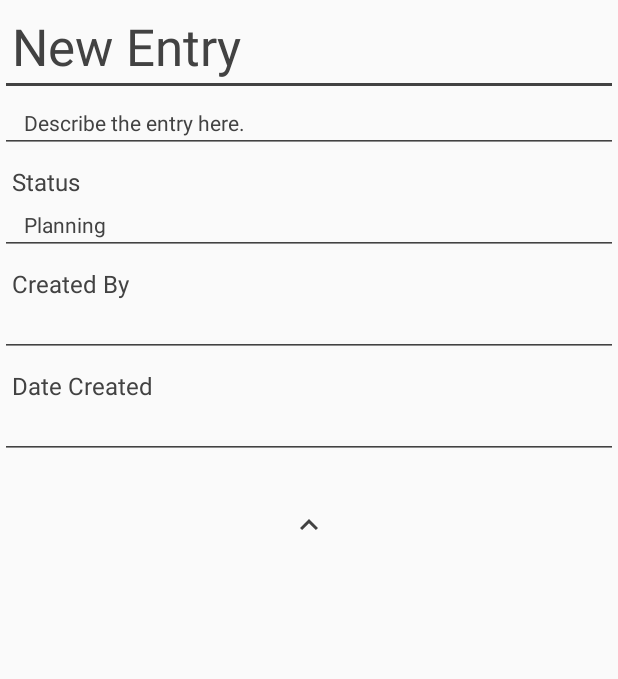
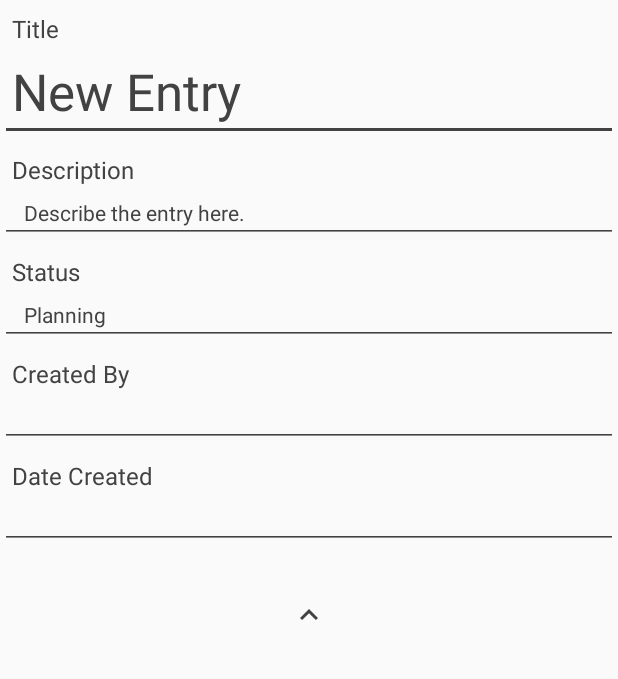
Before and after one commit to uuupah/my_any_list, an Android app: the ContentActivity screen opened directly, with no data from a screen before it, on a phone screen of 412 x 824 dp, the part 384-1063 px from its top. Run offline under Robolectric (Android 15) with nearby library versions, the phone set to English and light mode, and no system bars.

Commit message:
complete basic functionality for creating and editing entries

```diff
--- a/app/build.gradle
+++ b/app/build.gradle
@@ -32,7 +32,4 @@ dependencies {
 
     //noinspection GradleCompatible
     implementation "com.android.support:design:28.0.0" // this should probably be updated
-
-//    implementation "com.google.android.material:material:1.2.0-alpha03"
-//    implementation "androidx.coordinatorlayout:coordinatorlayout:1.1.0"
 }
--- a/app/src/main/java/com/example/android/myanylist/ContentActivity.java
+++ b/app/src/main/java/com/example/android/myanylist/ContentActivity.java
@@ -1,14 +1,20 @@
 package com.example.android.myanylist;
 
+import androidx.annotation.NonNull;
 import androidx.appcompat.app.AppCompatActivity;
 import androidx.appcompat.widget.Toolbar;
 
+import android.app.Activity;
 import android.os.Bundle;
+import android.os.PersistableBundle;
+import android.renderscript.ScriptGroup;
 import android.util.Log;
 import android.view.View;
+import android.view.inputmethod.InputMethodManager;
 import android.widget.EditText;
 import android.widget.ImageButton;
 import android.widget.ImageView;
+import android.widget.TextView;
 
 import com.example.android.myanylist.models.ContentItem;
 import com.google.android.material.floatingactionbutton.FloatingActionButton;
@@ -22,6 +28,7 @@ public class ContentActivity extends AppCompatActivity implements View.OnClickLi
     // ui components
     private ImageView mImageView;
     private ImageButton mBackView, mCheckView;
+    private TextView mTitleHeader, mDescriptionHeader;
     private EditText mViewTitle, mViewDescription, mViewStatus, mViewCreator, mViewDateCreated;
     private FloatingActionButton mFab;
 
@@ -36,8 +43,34 @@ public class ContentActivity extends AppCompatActivity implements View.OnClickLi
         super.onCreate(savedInstanceState);
         setContentView(R.layout.activity_content);
 
+        initialiseViews(); // links view variables to their link id
+        setListeners(); // set onclicklisteners to appropriate views
+
+        if (getIncomingIntent()) {
+            // new entry, edit mode
+            initialiseContent();
+            enableEditMode();
+
+            //TODO
+            // on edit:
+            // allow modification of image
+            // swap status with a spinner for statuses
+        } else {
+            // existing note, view mode
+            readContent();
+            disableContentInteraction();
+        }
+
+        Toolbar toolbar = (Toolbar) findViewById(R.id.content_list_toolbar);
+        setSupportActionBar(toolbar);
+    }
+
+    private void initialiseViews(){
         mBackView = findViewById(R.id.view_back_button);
         mCheckView = findViewById(R.id.view_check_button);
+
+        mTitleHeader = findViewById(R.id.view_title_header);
+        mDescriptionHeader = findViewById(R.id.view_description_header);
 
         mViewTitle = findViewById(R.id.view_title);
         mViewDescription = findViewById(R.id.view_description);
@@ -47,31 +80,12 @@ public class ContentActivity extends AppCompatActivity implements View.OnClickLi
         mFab = findViewById(R.id.content_fab);
 
         mImageView = findViewById(R.id.view_image);
+    }
 
-        findViewById(R.id.content_fab).setOnClickListener(this);
+    private void setListeners(){
+        mFab.setOnClickListener(this);
         mCheckView.setOnClickListener(this);
-
-        if (getIncomingIntent()) {
-            // new entry, edit mode
-            initialiseContent();
-            enableEditMode();
-
-            //TODO
-
-            // on edit:
-            // allow access to edittexts
-            // set edittext background to a colour
-
-            // allow modification of image
-            // swap status with a spinner for statuses
-            // make title and description header visible
-        } else {
-            // existing note, view mode
-            readContent();
-        }
-
-        Toolbar toolbar = (Toolbar) findViewById(R.id.content_list_toolbar);
-        setSupportActionBar(toolbar);
+        mBackView.setOnClickListener(this);
     }
 
     private boolean getIncomingIntent() {
@@ -92,20 +106,70 @@ public class ContentActivity extends AppCompatActivity implements View.OnClickLi
         displayEditTextUnderline();
         mBackView.setVisibility(View.GONE);
         mCheckView.setVisibility(View.VISIBLE);
+        mTitleHeader.setVisibility(View.VISIBLE);
+        mDescriptionHeader.setVisibility(View.VISIBLE);
 
         mMode = EDIT_MODE_ENABLED;
 
         mFab.hide();
+
+        enableContentInteraction();
+
+        mViewTitle.requestFocus();
     }
 
     private void disableEditMode(){
         hideEditTextUnderline();
         mBackView.setVisibility(View.VISIBLE);
         mCheckView.setVisibility(View.GONE);
+        mTitleHeader.setVisibility(View.GONE);
+        mDescriptionHeader.setVisibility(View.GONE);
 
         mMode = EDIT_MODE_DISABLED;
 
         mFab.show();
+
+        disableContentInteraction(); // probably unnecessary
+    }
+
+    private void disableContentInteraction(){
+        disableEditText(mViewTitle);
+        disableEditText(mViewDescription);
+        disableEditText(mViewStatus);
+        disableEditText(mViewCreator);
+        disableEditText(mViewDateCreated);
+    }
+
+    private void disableEditText(EditText v){
+        v.setKeyListener(null);
+        v.setFocusable(false);
+        v.setFocusableInTouchMode(false);
+        v.setCursorVisible(false);
+        v.clearFocus();
+    }
+
+    private void enableContentInteraction(){
+        enableEditText(mViewTitle);
+        enableEditText(mViewDescription);
+        enableEditText(mViewStatus);
+        enableEditText(mViewCreator);
+        enableEditText(mViewDateCreated);
+    }
+
+    private void enableEditText (EditText v){
+        v.setKeyListener(new EditText(this).getKeyListener());
+        v.setFocusable(true);
+        v.setFocusableInTouchMode(true);
+        v.setCursorVisible(true);
+    }
+
+    private void hideSoftKeyboard(){
+        InputMethodManager imm = (InputMethodManager) this.getSystemService(Activity.INPUT_METHOD_SERVICE);
+        View view = this.getCurrentFocus();
+        if (view == null) {
+            view = new View(this);
+        }
+        imm.hideSoftInputFromWindow(view.getWindowToken(), 0);
     }
 
     private void readContent() {
@@ -164,6 +228,10 @@ public class ContentActivity extends AppCompatActivity implements View.OnClickLi
                 break;
             case R.id.view_check_button:
                 disableEditMode();
+                hideSoftKeyboard();
+                break;
+            case R.id.view_back_button:
+                finish();
                 break;
         }
     }
@@ -176,4 +244,19 @@ public class ContentActivity extends AppCompatActivity implements View.OnClickLi
             super.onBackPressed();
         }
     }
+
+    @Override
+    public void onSaveInstanceState(@NonNull Bundle outState, @NonNull PersistableBundle outPersistentState) {
+        super.onSaveInstanceState(outState, outPersistentState);
+        outState.putInt("mode", mMode);
+    }
+
+    @Override
+    protected void onRestoreInstanceState(@NonNull Bundle savedInstanceState) {
+        super.onRestoreInstanceState(savedInstanceState);
+        mMode = savedInstanceState.getInt("mode");
+        if(mMode == EDIT_MODE_ENABLED){
+            enableEditMode();
+        }
+    }
 }
--- /dev/null
+++ b/app/src/main/res/drawable/ic_add_white_24dp.xml
@@ -0,0 +1,5 @@
+<vector android:height="24dp" android:tint="#FFFFFF"
+    android:viewportHeight="24.0" android:viewportWidth="24.0"
+    android:width="24dp" xmlns:android="http://schemas.android.com/apk/res/android">
+    <path android:fillColor="#FF000000" android:pathData="M19,13h-6v6h-2v-6H5v-2h6V5h2v6h6v2z"/>
+</vector>
--- a/app/src/main/res/layout/activity_content.xml
+++ b/app/src/main/res/layout/activity_content.xml
@@ -17,7 +17,7 @@
             android:background="@color/colorPrimary"
             app:layout_scrollFlags="scroll|enterAlways">
 
-            <include layout="@layout/layout_view_toolbar"/>
+            <include layout="@layout/layout_view_toolbar" />
 
         </androidx.appcompat.widget.Toolbar>
 
@@ -26,14 +26,13 @@
     <ScrollView
         android:layout_width="match_parent"
         android:layout_height="match_parent"
-        app:layout_behavior="@string/appbar_scrolling_view_behavior"
-        android:importantForAutofill="no">
+        android:importantForAutofill="no"
+        app:layout_behavior="@string/appbar_scrolling_view_behavior">
 
         <LinearLayout
             android:layout_width="match_parent"
             android:layout_height="wrap_content"
-            android:orientation="vertical"
-            >
+            android:orientation="vertical">
 
             <ImageView
                 android:id="@+id/view_image"
@@ -43,6 +42,7 @@
                 tools:src="@drawable/sekiro" />
 
             <TextView
+                android:id="@+id/view_title_header"
                 android:layout_width="match_parent"
                 android:layout_height="wrap_content"
                 android:paddingLeft="8dp"
@@ -51,23 +51,25 @@
                 android:text="@string/title"
                 android:textColor="@color/textGrey"
                 android:textSize="16sp"
-                android:visibility="gone"/>
+                android:visibility="gone" />
 
             <EditText
                 android:id="@+id/view_title"
                 android:layout_width="match_parent"
                 android:layout_height="wrap_content"
+                android:backgroundTint="@color/transparent"
                 android:fontFamily="sans-serif"
+                android:imeOptions="flagNoExtractUi"
+                android:inputType="textMultiLine|textNoSuggestions"
                 android:paddingLeft="8dp"
                 android:paddingTop="8dp"
                 android:paddingRight="8dp"
+                android:textColor="@color/textGrey"
                 android:textSize="34sp"
-                android:textColor="@color/textGrey"
-                android:backgroundTint="@color/transparent"
-                android:inputType="textMultiLine|textNoSuggestions"
                 tools:text="Sekiro: Shadows Die Twice" />
 
             <TextView
+                android:id="@+id/view_description_header"
                 android:layout_width="match_parent"
                 android:layout_height="wrap_content"
                 android:paddingLeft="8dp"
@@ -76,19 +78,20 @@
                 android:text="@string/description"
                 android:textColor="@color/textGrey"
                 android:textSize="16sp"
-                android:visibility="gone"/>
+                android:visibility="gone" />
 
             <EditText
                 android:id="@+id/view_description"
                 android:layout_width="match_parent"
                 android:layout_height="wrap_content"
+                android:backgroundTint="@color/transparent"
+                android:imeOptions="flagNoExtractUi"
+                android:inputType="textMultiLine|textNoSuggestions"
                 android:paddingLeft="16dp"
                 android:paddingTop="8dp"
                 android:paddingRight="16dp"
+                android:textColor="@color/textGrey"
                 android:textSize="14sp"
-                android:textColor="@color/textGrey"
-                android:backgroundTint="@color/transparent"
-                android:inputType="textMultiLine|textNoSuggestions"
                 tools:text="In Sekiro: Shadows Die Twice you are the one-armed wolf, a disgraced and disfigured warrior rescued from the brink of death. Bound to protect a young lord who is the descendant of an ancient bloodline, you become the target of many vicious enemies, including the dangerous Ashina clan." />
 
             <TextView
@@ -105,13 +108,14 @@
                 android:id="@+id/view_status"
                 android:layout_width="match_parent"
                 android:layout_height="wrap_content"
+                android:backgroundTint="@color/transparent"
+                android:imeOptions="flagNoExtractUi"
+                android:inputType="textMultiLine|textNoSuggestions"
                 android:paddingLeft="16dp"
                 android:paddingTop="8dp"
                 android:paddingRight="16dp"
+                android:textColor="@color/textGrey"
                 android:textSize="14sp"
-                android:textColor="@color/textGrey"
-                android:backgroundTint="@color/transparent"
-                android:inputType="textMultiLine|textNoSuggestions"
                 tools:text="Planned" />
 
             <TextView
@@ -120,21 +124,22 @@
                 android:paddingLeft="8dp"
                 android:paddingTop="8dp"
                 android:paddingRight="8dp"
+                android:text="@string/creator"
                 android:textColor="@color/textGrey"
-                android:text="@string/creator"
                 android:textSize="16sp" />
 
             <EditText
                 android:id="@+id/view_creator"
                 android:layout_width="match_parent"
                 android:layout_height="wrap_content"
+                android:backgroundTint="@color/transparent"
+                android:imeOptions="flagNoExtractUi"
+                android:inputType="textMultiLine|textNoSuggestions"
                 android:paddingLeft="16dp"
                 android:paddingTop="8dp"
                 android:paddingRight="16dp"
+                android:textColor="@color/textGrey"
                 android:textSize="14sp"
-                android:textColor="@color/textGrey"
-                android:backgroundTint="@color/transparent"
-                android:inputType="textMultiLine|textNoSuggestions"
                 tools:text="FromSoftware" />
 
             <TextView
@@ -151,37 +156,38 @@
                 android:id="@+id/view_date_created"
                 android:layout_width="match_parent"
                 android:layout_height="wrap_content"
+                android:backgroundTint="@color/transparent"
+                android:imeOptions="flagNoExtractUi"
+                android:inputType="textMultiLine|textNoSuggestions"
                 android:paddingLeft="16dp"
                 android:paddingTop="8dp"
                 android:paddingRight="16dp"
+                android:textColor="@color/textGrey"
                 android:textSize="14sp"
-                android:textColor="@color/textGrey"
-                android:backgroundTint="@color/transparent"
-                android:inputType="textMultiLine|textNoSuggestions"
                 tools:text="22 March 2019" />
 
             <ImageView
                 android:id="@+id/content_return_to_top"
                 android:layout_width="match_parent"
                 android:layout_height="wrap_content"
-                android:src="@drawable/ic_keyboard_arrow_up_black_24dp"
-                android:padding="32dp"/>
+                android:padding="32dp"
+                android:src="@drawable/ic_keyboard_arrow_up_black_24dp" />
 
             <View
                 android:layout_width="wrap_content"
-                android:layout_height="?attr/actionBarSize"/>
+                android:layout_height="?attr/actionBarSize" />
 
         </LinearLayout>
 
     </ScrollView>
 
     <com.google.android.material.floatingactionbutton.FloatingActionButton
+        android:id="@+id/content_fab"
         android:layout_width="wrap_content"
         android:layout_height="wrap_content"
-        android:id="@+id/content_fab"
         android:layout_gravity="end|bottom"
+        android:layout_margin="16dp"
         android:src="@drawable/ic_create_black_24dp"
-        android:layout_margin="16dp"
-        app:fabSize="auto"/>
+        app:fabSize="auto" />
 
 </androidx.coordinatorlayout.widget.CoordinatorLayout>
--- a/app/src/main/res/layout/layout_content_list_item.xml
+++ b/app/src/main/res/layout/layout_content_list_item.xml
@@ -1,6 +1,4 @@
 <?xml version="1.0" encoding="utf-8"?>
-
-
 
 <RelativeLayout xmlns:android="http://schemas.android.com/apk/res/android"
     xmlns:tools="http://schemas.android.com/tools"
```
Also changed, not shown: app/src/main/java/com/example/android/myanylist/ContentListActivity.java (+46 -9 lines), app/src/main/res/layout/activity_content_list.xml (+9 -0 lines).
